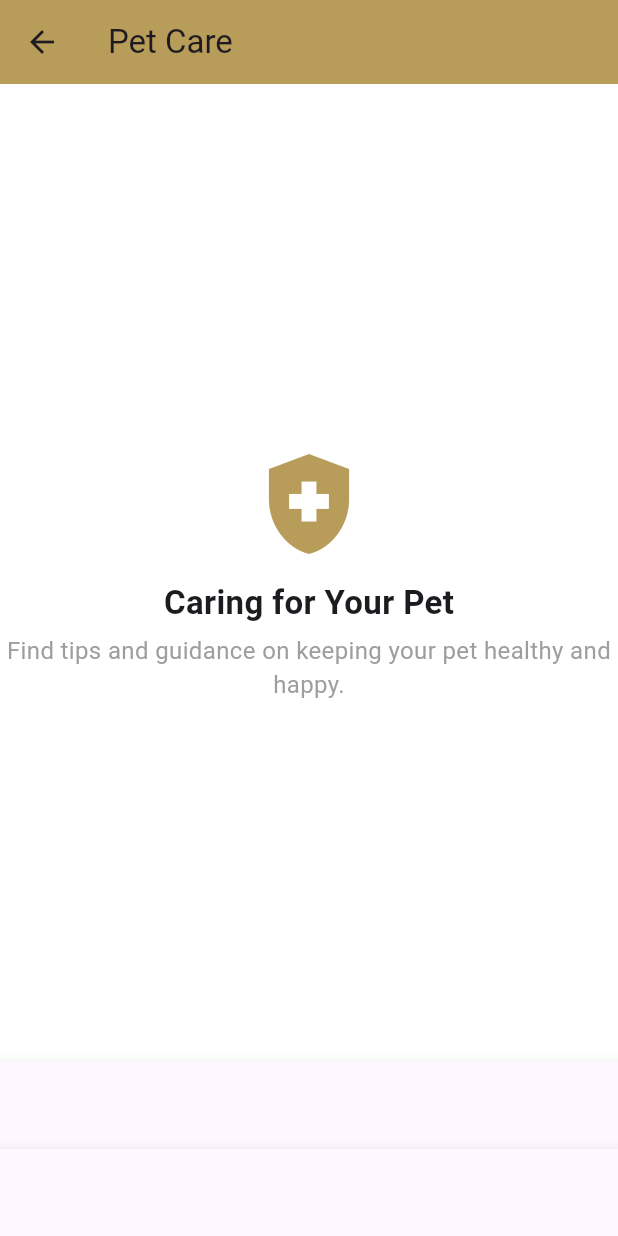
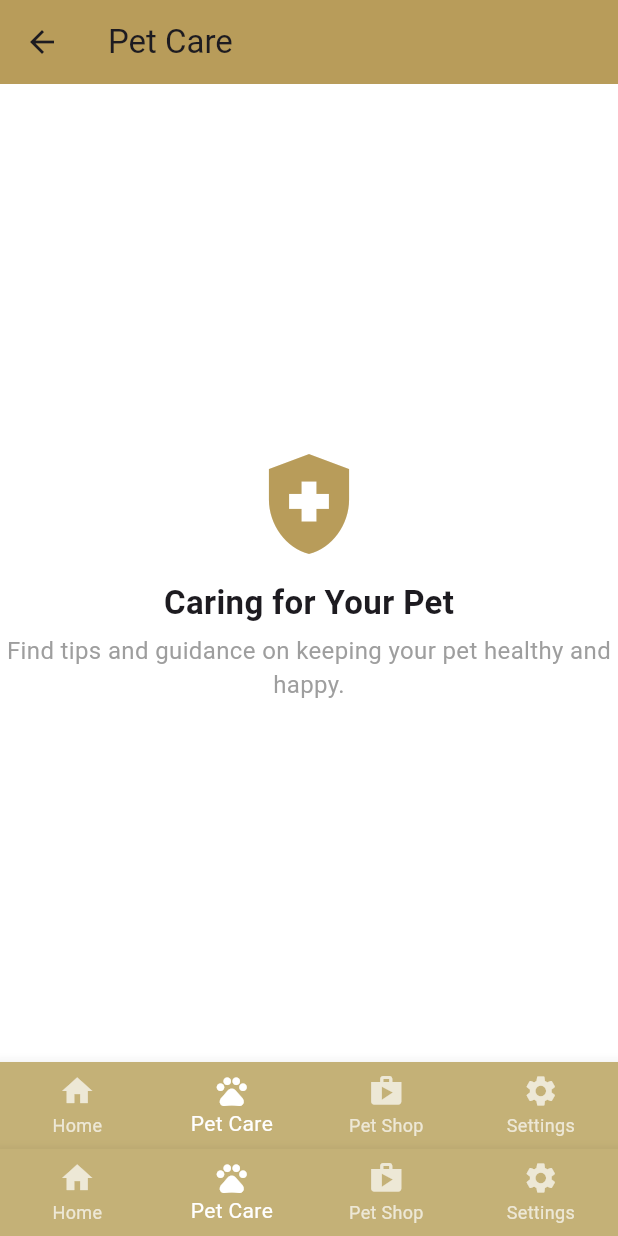
Before and after one commit to hansini101/Petpals, a Flutter app: the MainScreen screen opened directly, item 6 of the bottom bar chosen, on a phone screen of 412 x 824 dp. Run offline on Flutter 3.47's test engine with Material 3 defaults, Android fonts, the phone set to English and light mode, and no system bars.

Commit message:
change the color of nav bar

```diff
--- a/lib/widgets/bottom_nav_bar.dart
+++ b/lib/widgets/bottom_nav_bar.dart
@@ -3,9 +3,8 @@
 import 'package:petpals/home.dart';
 import 'package:petpals/pet_care.dart';
 import 'package:petpals/pet_shop.dart';
-// Ensure this import is correct
 
-class BottomNavBar extends StatelessWidget {
+class BottomNavBar extends StatefulWidget {
   final int selectedIndex;
   final Function(int) onTabChange;
 
@@ -16,10 +15,20 @@
   });
 
   @override
+  // ignore: library_private_types_in_public_api
+  _BottomNavBarState createState() => _BottomNavBarState();
+}
+
+class _BottomNavBarState extends State<BottomNavBar> {
+  @override
   Widget build(BuildContext context) {
     return BottomNavigationBar(
-      currentIndex: selectedIndex,
-      onTap: onTabChange,
+      currentIndex: widget.selectedIndex,
+      onTap: widget.onTabChange,
+      backgroundColor: const Color(0xFFC4B177), // Brown color
+      selectedItemColor: Colors.white, // Selected item color
+      unselectedItemColor: Colors.white70, // Unselected item color
+      type: BottomNavigationBarType.fixed, // Ensures all labels are visible
       items: const [
         BottomNavigationBarItem(icon: Icon(Icons.home), label: 'Home'),
         BottomNavigationBarItem(icon: Icon(Icons.pets), label: 'Pet Care'),
@@ -47,26 +56,17 @@
     });
   }
 
+  final List<Widget> _screens = const [
+    HomePage(),
+    PetCarePage(),
+    PetShopPage(),
+    SettingsScreen(),
+  ];
+
   @override
   Widget build(BuildContext context) {
-    Widget screen = const HomePage();
-    switch (_selectedIndex) {
-      case 0:
-        screen = const HomePage();
-        break;
-      case 1:
-        screen = const PetCarePage();
-        break;
-      case 2:
-        screen = const PetShopPage();
-        break;
-      case 3:
-        screen = const SettingsScreen();
-        break;
-    }
-
     return Scaffold(
-      body: screen,
+      body: _screens[_selectedIndex], // Directly access the selected page
       bottomNavigationBar: BottomNavBar(
         selectedIndex: _selectedIndex,
         onTabChange: _onTabChange,
```
